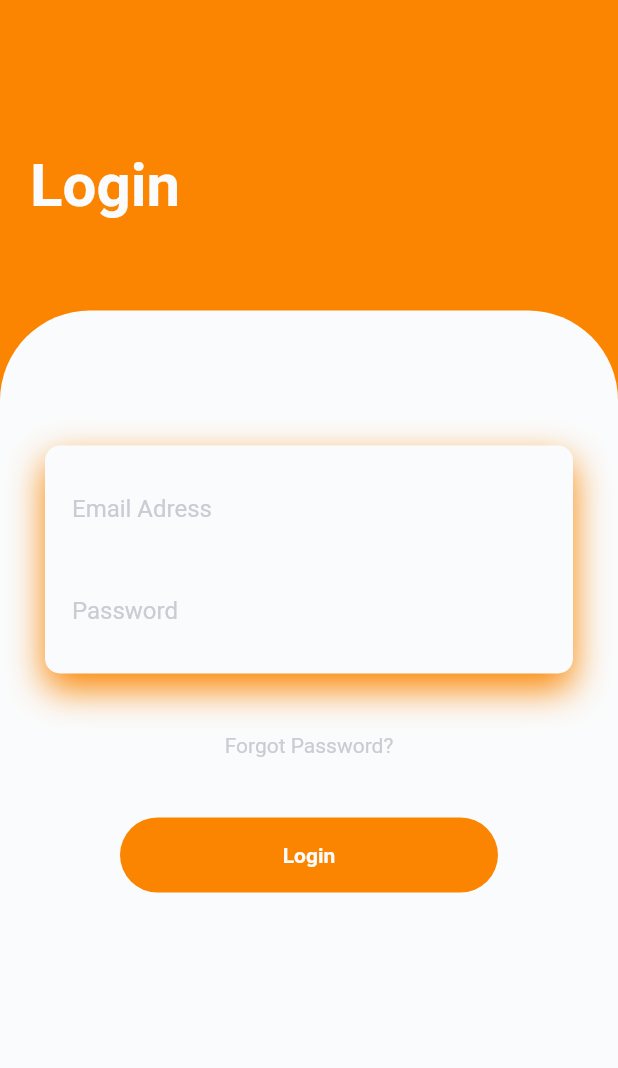
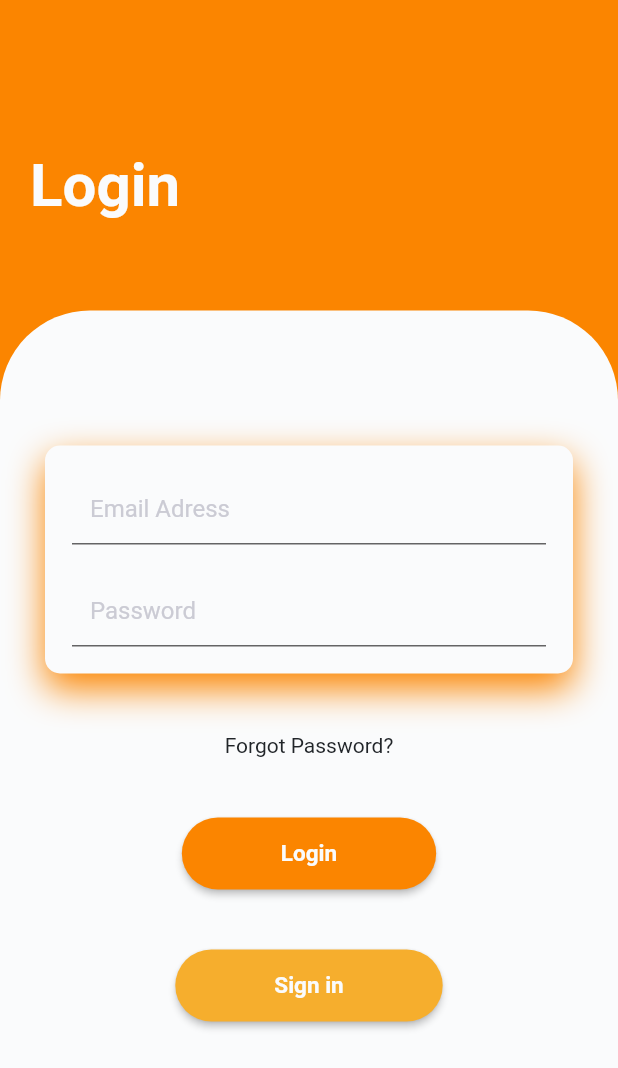
Before and after one commit to SemihAKIN/EducationProject, a Flutter app: the screen it shows after launch, on a phone screen of 412 x 824 dp. Shown: the top 1068 px of the screen. Run offline on Flutter 3.47's test engine with Material 2 defaults, Android fonts, the phone set to English and light mode, and no system bars.

Commit message:
Update Login Page

```diff
--- a/education_project/lib/view/login_page.dart
+++ b/education_project/lib/view/login_page.dart
@@ -1,4 +1,5 @@
 import 'package:education_project/recurring/color_variations.dart';
+import 'package:education_project/view/register_page.dart';
 import 'package:flutter/material.dart';
 
 class LoginPage extends StatefulWidget {
@@ -13,15 +14,15 @@ class _LoginPageState extends State<LoginPage> {
   Widget build(BuildContext context) {
     return Scaffold(
       backgroundColor: ColorVariations.orange,
-      body: Container(
+      body: Form(
+        child: Container(
           width: double.infinity,
-        child: Column(
-          crossAxisAlignment: CrossAxisAlignment.start,
-          children: [
-            SizedBox(
+          child:
+              Column(crossAxisAlignment: CrossAxisAlignment.start, children: [
+            const SizedBox(
               height: 80,
             ),
-            Padding(
+            const Padding(
                 padding: EdgeInsets.all(20),
                 child: Column(
                   crossAxisAlignment: CrossAxisAlignment.start,
@@ -33,26 +34,25 @@ class _LoginPageState extends State<LoginPage> {
                             fontWeight: FontWeight.bold)),
                   ],
                 )),
-            SizedBox(height: 40),
+            _space40(),
             Expanded(
               child: Container(
-                decoration: BoxDecoration(
+                decoration: const BoxDecoration(
                     color: ColorVariations.white,
                     borderRadius: BorderRadius.only(
                         topLeft: Radius.circular(60),
                         topRight: Radius.circular(60))),
                 child: SingleChildScrollView(
                   child: Padding(
-                    padding: EdgeInsets.all(30),
-                    child: Column(
-                      children: [
-                        SizedBox(height: 60),
+                    padding: const EdgeInsets.all(30),
+                    child: Column(children: [
+                      const SizedBox(height: 60),
                       Container(
                           decoration: BoxDecoration(
                               color: ColorVariations.white,
                               borderRadius: BorderRadius.circular(10),
                               boxShadow: [
-                                  BoxShadow(
+                                const BoxShadow(
                                     color: ColorVariations.orange,
                                     blurRadius: 20,
                                     offset: Offset(0, 10))
@@ -61,60 +61,126 @@ class _LoginPageState extends State<LoginPage> {
                             padding: const EdgeInsets.all(8.0),
                             child: Column(children: [
                               Container(
-                                  padding: EdgeInsets.all(10),
-                                  decoration: BoxDecoration(
+                                padding: const EdgeInsets.all(10),
+                                decoration: const BoxDecoration(
                                     color: ColorVariations.white),
-                                  child: TextField(
+                                child: TextFormField(
+                                  validator: (value) {
+                                    return value.toString().contains('@')
+                                        ? null
+                                        : 'Invalid Email';
+                                  },
+                                  onChanged: (value) {},
+                                  keyboardType: TextInputType.emailAddress,
+                                  textInputAction: TextInputAction.next,
+                                  style: const TextStyle(
+                                      color: ColorVariations.dark),
                                   decoration: InputDecoration(
+                                      fillColor: ColorVariations.white,
+                                      filled: true,
                                       hintText: "Email Adress",
                                       hintStyle: TextStyle(
-                                            color: ColorVariations.gray),
-                                        border: InputBorder.none),
+                                          color: ColorVariations.gray)),
                                 ),
                               ),
                               Container(
-                                  padding: EdgeInsets.all(10),
-                                  decoration: BoxDecoration(
+                                padding: const EdgeInsets.all(10),
+                                decoration: const BoxDecoration(
                                     color: ColorVariations.white),
-                                  child: TextField(
+                                child: TextFormField(
+                                  validator: (value) {
+                                    return value.toString().length > 6
+                                        ? null
+                                        : 'Too Short';
+                                  },
+                                  onChanged: (value) {},
+                                  keyboardType: TextInputType.visiblePassword,
+                                  style: const TextStyle(),
+                                  obscureText: true,
+                                  textInputAction: TextInputAction.done,
                                   decoration: InputDecoration(
+                                      fillColor: ColorVariations.white,
+                                      filled: true,
                                       hintText: "Password",
                                       hintStyle: TextStyle(
-                                            color: ColorVariations.gray),
-                                        border: InputBorder.none),
+                                          color: ColorVariations.gray)),
                                 ),
                               ),
                             ]),
                           )),
-                        SizedBox(height: 40),
-                        Text(
+                      _space40(),
+                      InkWell(
+                        onTap: () {},
+                        child: const Text(
                           "Forgot Password?",
-                          style: TextStyle(color: ColorVariations.gray),
-                        ), //)),
-                        SizedBox(height: 40),
-                        Container(
-                          height: 50,
-                          margin: EdgeInsets.symmetric(horizontal: 50),
-                          decoration: BoxDecoration(
-                              borderRadius: BorderRadius.circular(50),
-                              color: ColorVariations.orange),
-                          child: Center(
+                          style: TextStyle(color: ColorVariations.dark),
+                        ),
+                      ),
+                      _space40(),
+                      Center(
+                          child: ElevatedButton(
+                              onPressed: () {},
+                              style: ElevatedButton.styleFrom(
+                                  backgroundColor: ColorVariations.orange,
+                                  shape: const RoundedRectangleBorder(
+                                      borderRadius: BorderRadius.all(
+                                          Radius.circular(50)))),
+                              child: const Padding(
+                                padding: EdgeInsets.only(
+                                  top: 15,
+                                  bottom: 15,
+                                  left: 50,
+                                  right: 50,
+                                ),
                                 child: Text(
                                   "Login",
                                   style: TextStyle(
                                       color: ColorVariations.white,
-                                fontWeight: FontWeight.bold),
-                          )),
+                                      fontWeight: FontWeight.bold,
+                                      fontSize: 15),
                                 ),
-                      ],
+                              ))),
+                      _space40(),
+                      Center(
+                          child: ElevatedButton(
+                              onPressed: () {
+                                Navigator.push(
+                                  context,
+                                  MaterialPageRoute(
+                                      builder: (context) =>
+                                          const RegisterPage()),
+                                );
+                              },
+                              style: ElevatedButton.styleFrom(
+                                  backgroundColor: ColorVariations.yellow,
+                                  shape: const RoundedRectangleBorder(
+                                      borderRadius: BorderRadius.all(
+                                          Radius.circular(50)))),
+                              child: const Padding(
+                                padding: EdgeInsets.only(
+                                  top: 15,
+                                  bottom: 15,
+                                  left: 50,
+                                  right: 50,
+                                ),
+                                child: Text(
+                                  "Sign in",
+                                  style: TextStyle(
+                                      color: ColorVariations.white,
+                                      fontWeight: FontWeight.bold,
+                                      fontSize: 15),
+                                ),
+                              ))),
+                    ]),
                   ),
                 ),
               ),
             ),
-            )
-          ],
+          ]),
         ),
       ),
     );
   }
+
+  SizedBox _space40() => const SizedBox(height: 40);
 }
```
Lines whose indentation alone changed are shown as unchanged.
